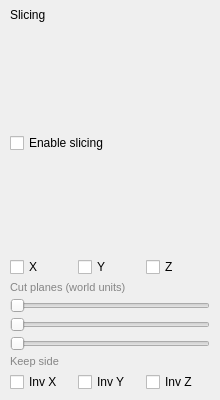
The window that src/ui/slicing_page.ui (thermeng/SciRender) describes before a commit, drawn with Qt 5.
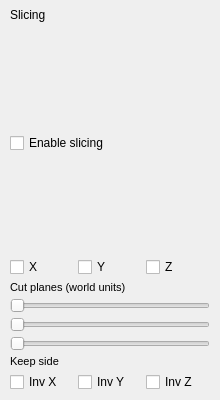
The same window after the commit.

Commit message: Strip hardcoded dark-theme colors from .ui files for light/dark palette support

```diff
--- a/src/ui/slicing_page.ui
+++ b/src/ui/slicing_page.ui
@@ -92,7 +92,7 @@
       <item>
        <widget class="QLabel" name="cutLabel">
         <property name="styleSheet">
-         <string notr="true">font-size: 11px; color: #858585;</string>
+         <string notr="true">font-size: 11px; </string>
         </property>
         <property name="text">
          <string>Cut planes (world units)</string>
@@ -153,7 +153,7 @@
       <item>
        <widget class="QLabel" name="keepLabel">
         <property name="styleSheet">
-         <string notr="true">font-size: 11px; color: #858585;</string>
+         <string notr="true">font-size: 11px; </string>
         </property>
         <property name="text">
          <string>Keep side</string>
```
The commit also changes 7 other files.
